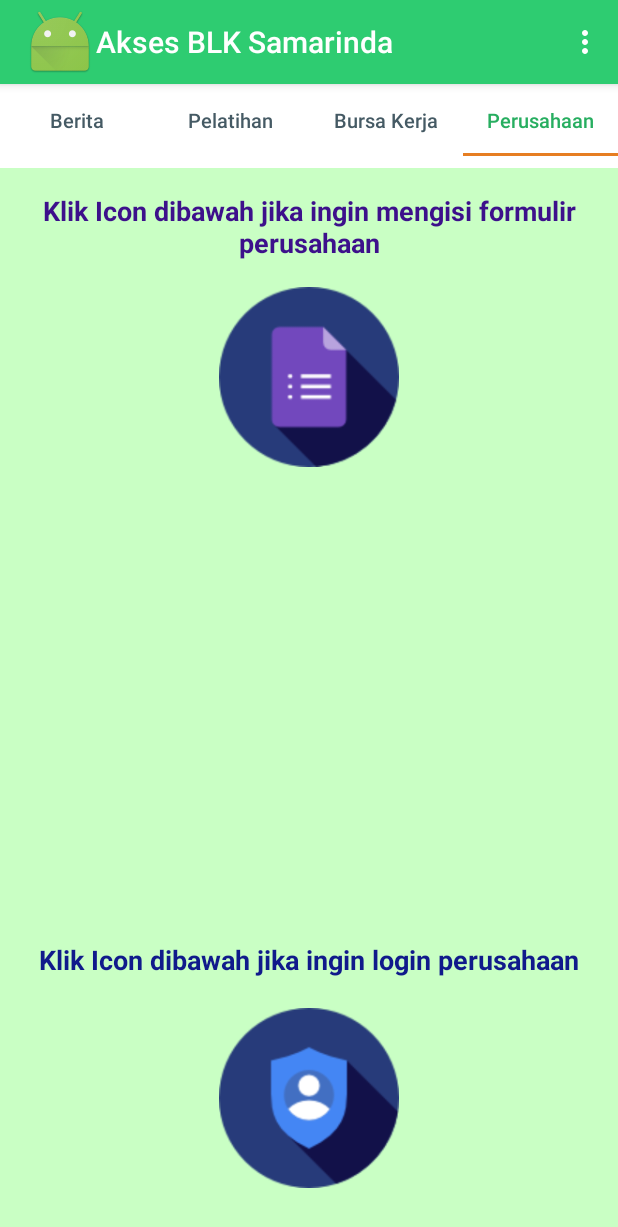
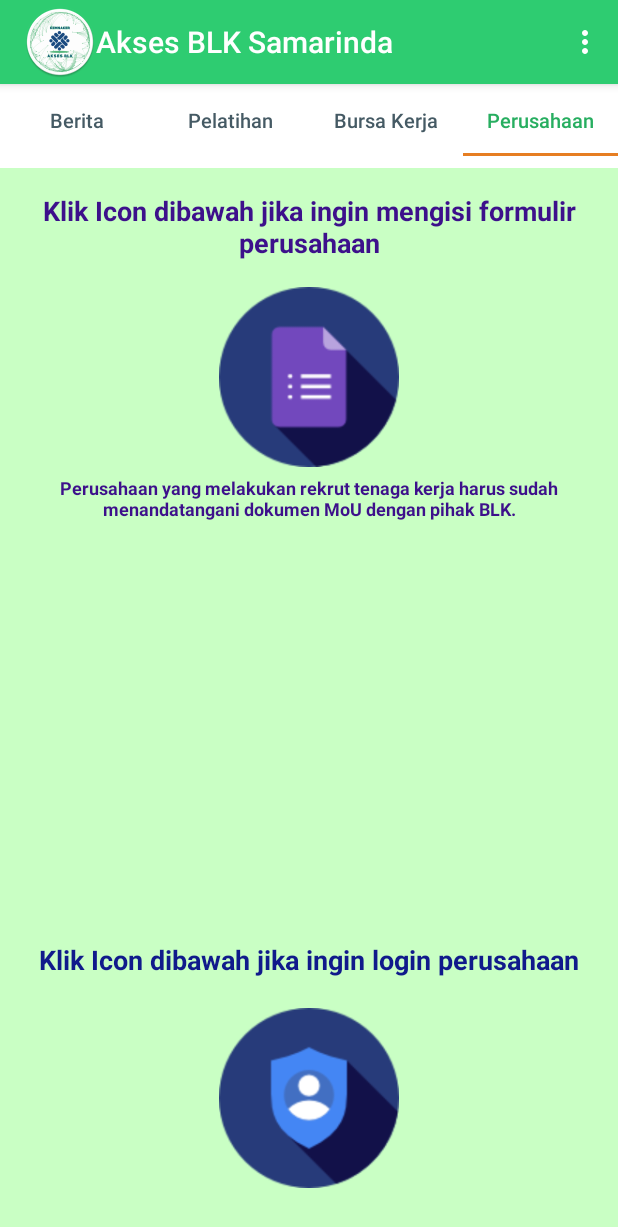
Before and after one commit to rizkypbc/AksesBLKSamarinda, an Android app: the screen it shows after launch (MainActivity), tab 4 chosen, on a phone screen of 412 x 824 dp. Shown: the top 1227 px of the screen. Run offline under Robolectric (Android 15) with nearby library versions, the phone set to English and light mode, and no system bars; our stand-ins replace Volley; network calls fail.

Commit message:
Popup Detail Image

```diff
--- a/aFileChooser/build.gradle
+++ b/aFileChooser/build.gradle
@@ -11,6 +11,9 @@ android {
 
     buildTypes {
         release {
+            lintOptions {
+                disable 'MissingTranslation'
+            }
             minifyEnabled false
             proguardFiles getDefaultProguardFile('proguard-android.txt'), 'proguard-rules.txt'
         }
--- a/app/src/main/AndroidManifest.xml
+++ b/app/src/main/AndroidManifest.xml
@@ -63,11 +63,11 @@
         <activity
             android:name=".FormTambahBerita"
             android:label="Form Tambah Berita"
-            android:parentActivityName=".FormLoginPerusahaan"></activity>
+            android:parentActivityName=".FormLoginPerusahaan" />
         <activity
             android:name=".Profil"
             android:label="Profil BLK Samarinda"
-            android:parentActivityName=".MainActivity"/>
+            android:parentActivityName=".MainActivity" />
     </application>
 
 </manifest>
--- a/app/src/main/java/com/akses/blk/samarinda/FormLoginPerusahaan.java
+++ b/app/src/main/java/com/akses/blk/samarinda/FormLoginPerusahaan.java
@@ -110,7 +110,7 @@ public class FormLoginPerusahaan extends AppCompatActivity implements View.OnCli
             @Override
             public void onErrorResponse(VolleyError error) {
                 Log.e(TAG, "Login Error: " + error.getMessage());
-                toast("Unknown Error occurred");
+                toast("Koneksi Internet Anda Tidak Stabil");
                 progressDialog.hide();
             }
         }) {
--- a/app/src/main/java/com/akses/blk/samarinda/FormPencaker.java
+++ b/app/src/main/java/com/akses/blk/samarinda/FormPencaker.java
@@ -319,7 +319,7 @@ public class FormPencaker extends AppCompatActivity implements View.OnClickListe
                 }
 
                 dialog = ProgressDialog.show(FormPencaker.this, "",
-                        "Upload file...", true);
+                        "Mohon Tunggu Sebentar, Sedang Proses Mengirim Data Anda Ke Database BLK Samarinda...", true);
 
                 new Thread(new Runnable() {
                     public void run() {
@@ -599,7 +599,7 @@ public class FormPencaker extends AppCompatActivity implements View.OnClickListe
                 runOnUiThread(new Runnable() {
                     public void run() {
 //                        textViewKeterangan.setText("Upload Berhasil");
-                        Toast.makeText(FormPencaker.this, "Berhasil Input Data",
+                        Toast.makeText(FormPencaker.this, "Data Anda Telah dikirim ke Database BLK Samarinda",
                                 Toast.LENGTH_SHORT).show();
                     }
                 });
@@ -717,7 +717,7 @@ public class FormPencaker extends AppCompatActivity implements View.OnClickListe
                 runOnUiThread(new Runnable() {
                     public void run() {
 //                        textViewKeterangan.setText("Upload Berhasil");
-                        Toast.makeText(FormPencaker.this, "Berhasil Input Data",
+                        Toast.makeText(FormPencaker.this, "Data Anda Telah dikirim ke Database BLK Samarinda",
                                 Toast.LENGTH_SHORT).show();
                     }
                 });
--- a/app/src/main/java/com/akses/blk/samarinda/FormRegistrasiPerusahaan.java
+++ b/app/src/main/java/com/akses/blk/samarinda/FormRegistrasiPerusahaan.java
@@ -399,7 +399,7 @@ public class FormRegistrasiPerusahaan extends AppCompatActivity implements View.
                 }
 
                 dialog = ProgressDialog.show(FormRegistrasiPerusahaan.this, "",
-                        "Mohon Tunggu Sebentar, Sedang Proses Menginput Data...", true);
+                        "Mohon Tunggu Sebentar, Sedang Proses Mengirim Data Anda Ke Database BLK Samarinda...", true);
 
                 new Thread(new Runnable() {
                     public void run() {
@@ -672,7 +672,7 @@ public class FormRegistrasiPerusahaan extends AppCompatActivity implements View.
                 runOnUiThread(new Runnable() {
                     public void run() {
 //                        textViewKeterangan.setText("Upload Berhasil");
-                        Toast.makeText(FormRegistrasiPerusahaan.this, "Berhasil Input Data",
+                        Toast.makeText(FormRegistrasiPerusahaan.this, "Data Anda Telah dikirim ke Database BLK Samarinda",
                                 Toast.LENGTH_SHORT).show();
                     }
                 });
--- a/app/src/main/java/com/akses/blk/samarinda/MainActivity.java
+++ b/app/src/main/java/com/akses/blk/samarinda/MainActivity.java
@@ -97,7 +97,7 @@ public class MainActivity extends AppCompatActivity {
                    e.printStackTrace();
                }
 
-               tentang.setMessage("Akses BLKI Versi : " + (myVersionName) + "\n\nCreated By : Kios3in1 Samarinda  \n\n Email : Kios.3in1@gmail.com \n\n Website : www.kios3in1.net/009/").setPositiveButton("Close", new DialogInterface.OnClickListener(){
+               tentang.setMessage("Akses BLKI Versi : " + (myVersionName) + "\n\nCreated By : Kios3in1 Samarinda  \n\n Email : Kios3in1.blki@gmail.com \n\n Website : www.kios3in1.net/009/").setPositiveButton("Close", new DialogInterface.OnClickListener(){
                    @Override
                    public void onClick(DialogInterface dialogInterface, int i) {
                        dialogInterface.dismiss();
--- a/app/src/main/res/layout/activity_login_perusahaan.xml
+++ b/app/src/main/res/layout/activity_login_perusahaan.xml
@@ -102,6 +102,7 @@
             android:textAllCaps="false"
             android:onClick="btnLogin_Click"/>
 
+
     </LinearLayout>
 
 </ScrollView>
--- a/app/src/main/res/layout/berita_detail.xml
+++ b/app/src/main/res/layout/berita_detail.xml
@@ -5,7 +5,7 @@
     android:layout_width="match_parent"
     android:layout_height="match_parent"
     app:layout_behavior="@string/appbar_scrolling_view_behavior"
-    tools:context="com.akses.blk.samarinda.BeritaDetail">
+    tools:context="com.akses.blk.samarinda.BeritaDetail"    >
 
     <ImageView
         android:id="@+id/ivImage"
@@ -41,6 +41,7 @@
                 android:layout_alignParentLeft="true"
                 android:layout_alignParentStart="true"
                 android:text="Judul Berita"
+                android:textSize="16sp"
                 android:textColor="@color/colorPrimaryDark"
                 android:textStyle="bold" />
 
@@ -50,7 +51,7 @@
                 android:layout_height="wrap_content"
                 android:layout_below="@+id/tvTitle"
                 android:text="Deskripsi"
-                android:textSize="11sp" />
+                android:textSize="14sp" />
 
         </RelativeLayout>
 </LinearLayout>
--- a/app/src/main/res/layout/fragment_four.xml
+++ b/app/src/main/res/layout/fragment_four.xml
@@ -29,6 +29,20 @@
         android:layout_below="@+id/tv_form"
         android:layout_centerHorizontal="true"
         android:layout_marginTop="12dp" />
+
+
+    <TextView
+        android:id="@+id/tv_ket"
+        android:layout_width="match_parent"
+        android:layout_height="wrap_content"
+        android:textSize="12sp"
+        android:gravity="center_horizontal"
+        android:layout_marginTop="5dp"
+        android:text="Perusahaan yang melakukan rekrut tenaga kerja harus sudah menandatangani dokumen MoU dengan pihak BLK."
+        android:textColor="#3d108b"
+        android:textStyle="bold"
+        android:layout_below="@id/btnPerusahaan"
+        android:layout_marginBottom="5dp"/>
 
 
     <TextView
--- a/build.gradle
+++ b/build.gradle
@@ -14,6 +14,7 @@ buildscript {
 
 allprojects {
     repositories {
+        maven { url "https://jitpack.io" }
         jcenter()
     }
 }
```
Also changed, not shown: app/build.gradle (+8 -1 lines), app/src/main/java/com/akses/blk/samarinda/BeritaDetail.java (+44 -1 lines), app/src/main/java/com/akses/blk/samarinda/FormPelatihanBaru.java (+4 -3 lines), app/libs/imageviewpopuphelper-0.1.1.jar (added), app/src/main/res/mipmap-hdpi/ic_launcher.png, app/src/main/res/mipmap-mdpi/ic_launcher.png, app/src/main/res/mipmap-xhdpi/ic_launcher.png, app/src/main/res/mipmap-xxhdpi/ic_launcher.png, app/src/main/res/mipmap-xxxhdpi/ic_launcher.png, 5 other files.
